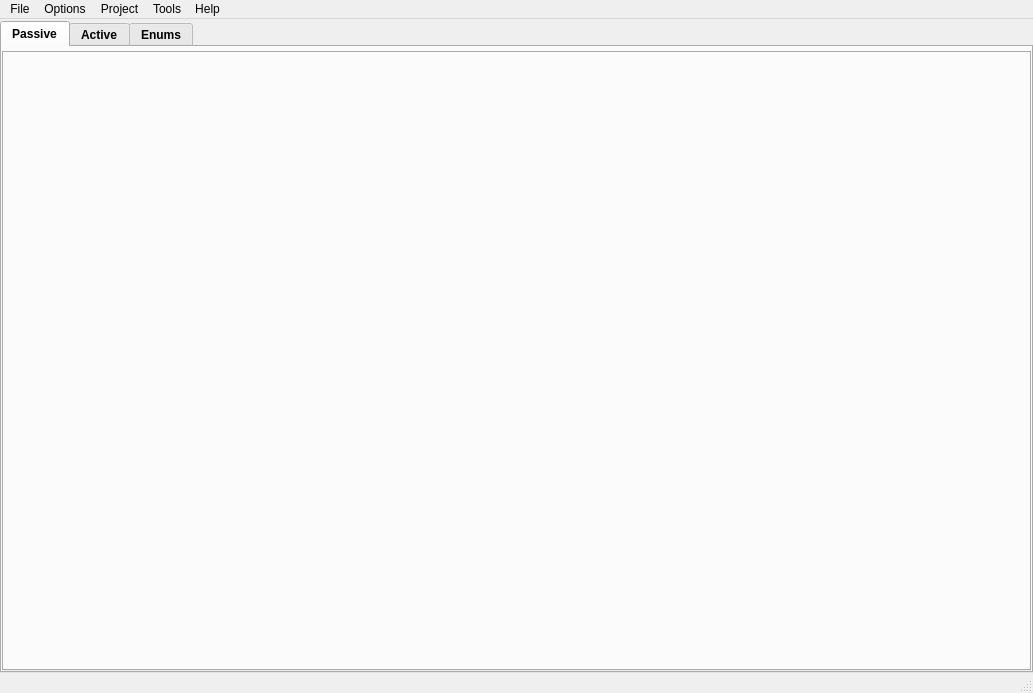
3nock/OTE, file sub3suite/src/MainWindow.ui: the form before one commit.
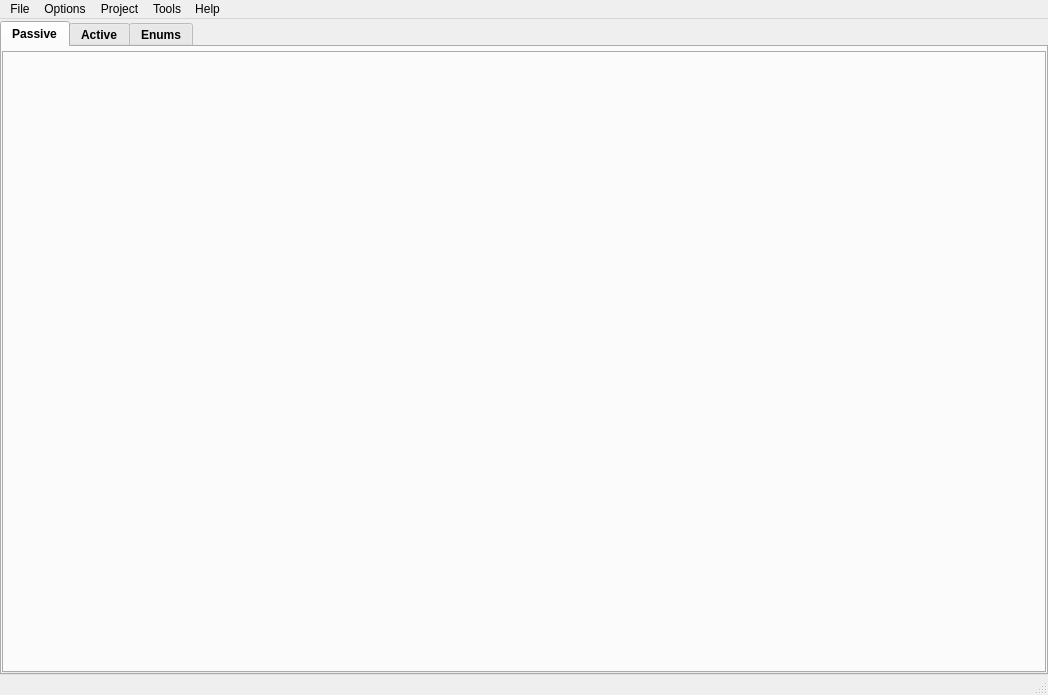
The form after the commit. Icons and pictures are not drawn.

Diff of the .ui file:
```diff
--- a/sub3suite/src/MainWindow.ui
+++ b/sub3suite/src/MainWindow.ui
@@ -6,10 +6,16 @@
    <rect>
     <x>0</x>
     <y>0</y>
-    <width>1033</width>
-    <height>693</height>
+    <width>1048</width>
+    <height>695</height>
    </rect>
   </property>
+  <property name="maximumSize">
+   <size>
+    <width>16777215</width>
+    <height>16777215</height>
+   </size>
+  </property>
   <property name="windowTitle">
    <string>Sub3 Suite</string>
   </property>
@@ -654,8 +660,8 @@
      <widget class="QTabWidget" name="tabWidgetMain">
       <property name="minimumSize">
        <size>
-        <width>1000</width>
-        <height>650</height>
+        <width>0</width>
+        <height>0</height>
        </size>
       </property>
       <property name="maximumSize">
@@ -769,7 +775,7 @@
     <rect>
      <x>0</x>
      <y>0</y>
-     <width>1033</width>
+     <width>1048</width>
      <height>19</height>
     </rect>
    </property>
```
